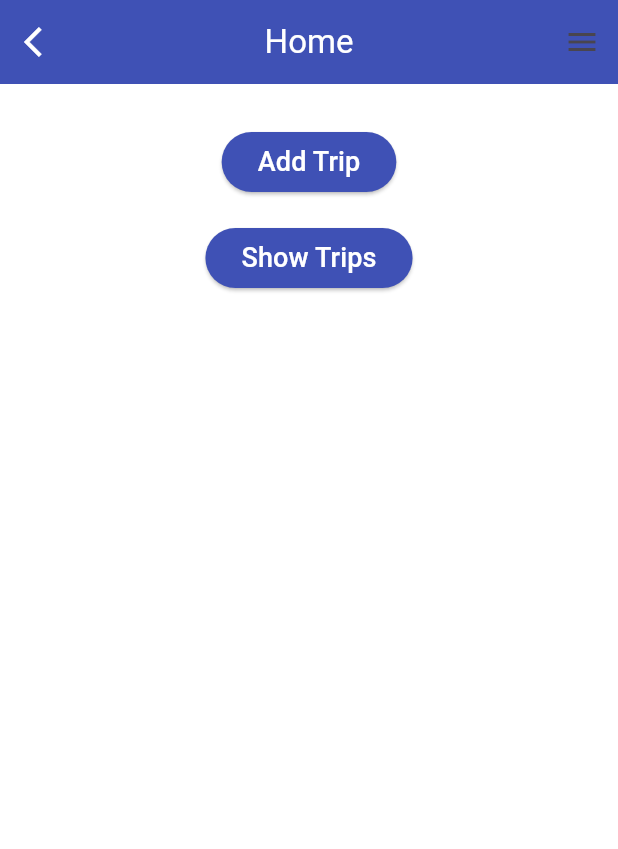
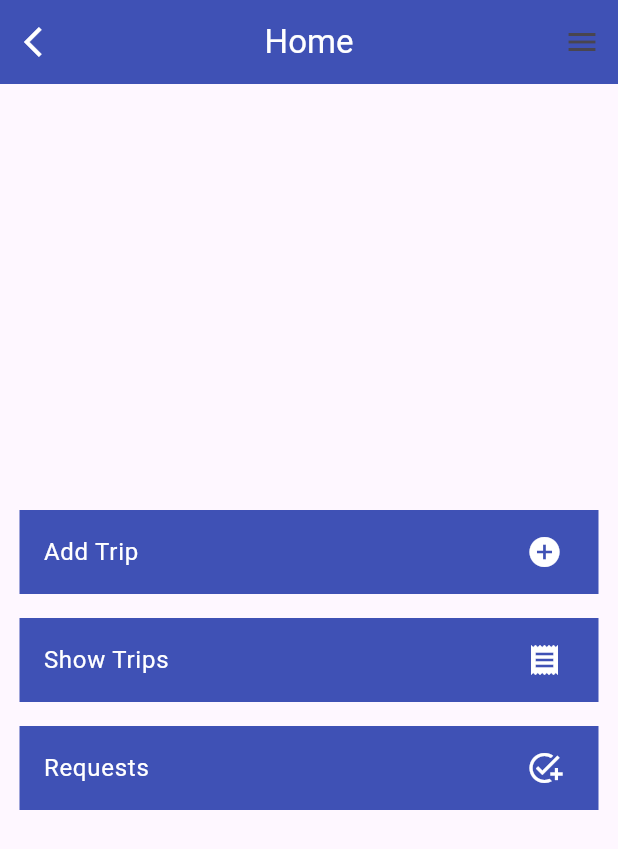
Before and after one commit to ASU-CarPool-Project/Drivers-App, a Flutter app: the screen it shows after launch, after a tap on an icon or button, on a phone screen of 412 x 824 dp. Shown: the top 849 px of the screen. Run offline on Flutter 3.47's test engine with Material 3 defaults, Android fonts, the phone set to English and light mode, and no system bars; our stand-ins replace cloud_firestore, firebase_auth, firebase_core, firebase_database, fluttertoast; accounts and stored records are empty; network calls fail.

```diff
--- a/lib/SignIn.dart
+++ b/lib/SignIn.dart
@@ -68,7 +68,7 @@ class _SignInState extends State<SignIn> {
     return Scaffold(
       appBar: AppBar(
         backgroundColor: Colors.indigo,
-        title: textPageTitle("ASU Car Pool - Driver"),
+        title: textPageTitle("ASU CAR POOL - Driver"),
         centerTitle: true,
       ),
       body: Container(
@@ -78,18 +78,13 @@ class _SignInState extends State<SignIn> {
           child: Center(
             child: ListView(
               children: [
-                const Center(
-                  child: Text(
-                    "Sign in",
-                    style: TextStyle(
-                      fontSize: 34,
-                      fontWeight: FontWeight.bold,
-                      color: Colors.indigo,
-                    ),
-                  ),
+                Padding(
+                  padding: const EdgeInsets.all(8.0),
+                  child: Image.asset("assets/logos/drivers_carpool.png",
+                      height: 200, width: 200),
                 ),
                 const SizedBox(
-                  height: 30,
+                  height: 20,
                 ),
                 Form(
                   key: formKey,
--- a/lib/SignUp.dart
+++ b/lib/SignUp.dart
@@ -3,6 +3,7 @@ import 'package:fluttertoast/fluttertoast.dart';
 import 'package:firebase_auth/firebase_auth.dart';
 import 'package:cloud_firestore/cloud_firestore.dart';
 import 'MyWidgets.dart';
+import 'home.dart';
 
 class SignUp extends StatefulWidget {
   const SignUp({Key? key}) : super(key: key);
@@ -58,6 +59,9 @@ class _SignUpState extends State<SignUp> {
 
       // Reset the form after successful signup
       _formKey.currentState!.reset();
+      // If sign-up is successful, navigate to home
+      Navigator.push(context, MaterialPageRoute(builder: (context) => home()),);
+
     } on FirebaseAuthException catch (e) {
       print("Failed to sign up: $e");
       // Handle sign-up errors here
@@ -80,7 +84,7 @@ class _SignUpState extends State<SignUp> {
     return Scaffold(
       appBar: AppBar(
         backgroundColor: Colors.indigo,
-        title: textPageTitle("ASU Car Pool - Driver"),
+        title: textPageTitle("ASU CAR POOL - Driver"),
         centerTitle: true,
       ),
       body: Container(
--- a/lib/home.dart
+++ b/lib/home.dart
@@ -33,12 +33,14 @@ class _homeState extends State<home> {
     User? user = FirebaseAuth.instance.currentUser;
     if (user != null) {
       DocumentSnapshot<Map<String, dynamic>> userData =
-      await FirebaseFirestore.instance.collection('users_driver').doc(user.uid).get();
+      await FirebaseFirestore.instance.collection('users_driver')
+          .doc(user.uid)
+          .get();
 
       setState(() {
         _user = user;
         _userData = userData.data();
-        username = _userData!['firstName'] +" "+ _userData!['lastName'];
+        username = _userData!['firstName'] + " " + _userData!['lastName'];
         phone = _userData!['phone'];
       });
     }
@@ -62,7 +64,8 @@ class _homeState extends State<home> {
               children: [
                 UserAccountsDrawerHeader(
                   accountName: _userData != null
-                      ? Text("${_userData!['firstName'] +" "+ _userData!['lastName']}")
+                      ? Text("${_userData!['firstName'] + " " +
+                      _userData!['lastName']}")
                       : const Text("Jake The Dog"),
                   accountEmail: _userData != null
                       ? Text("${_userData!['email']}")
@@ -97,22 +100,6 @@ class _homeState extends State<home> {
                 const Divider(),
                 ListTile(
                   // tileColor: Theme.of(context).colorScheme.secondary,
-                  leading: const Icon(Icons.list_alt_rounded,
-                      color: Colors.indigo),
-                  title: const Text(
-                    "Your Requests",
-                    style: TextStyle(
-                        color: Colors.indigo),
-                  ),
-                  onTap: () {
-                    // Navigator.of(context).push(
-                    //   MaterialPageRoute(builder: (context) => Requests()),
-                    // );
-                  },
-                ),
-                const Divider(),
-                ListTile(
-                  // tileColor: Theme.of(context).colorScheme.secondary,
                   leading: const Icon(Icons.question_mark,
                       color: Colors.indigo),
                   title: const Text(
@@ -126,49 +113,107 @@ class _homeState extends State<home> {
                     );
                   },
                 ),
+                const Divider(),
+                ListTile(
+                  // tileColor: Theme.of(context).colorScheme.secondary,
+                  leading: const Icon(Icons.list_alt_rounded,
+                      color: Colors.indigo),
+                  title: const Text(
+                    "Sign Out",
+                    style: TextStyle(
+                        color: Colors.indigo),
+                  ),
+                  onTap: () {
+                    // Navigator.of(context).push(
+                    //   MaterialPageRoute(builder: (context) => Requests()),
+                    // );
+                  },
+                ),
+
               ],
             ),
           ),
         ),
         body: Container(
-          color: Colors.white,
+          // color: Colors.blue,
+          child: Center(
             child: Padding(
-            padding: const EdgeInsets.all(20),
-            child: Center(
+              padding: const EdgeInsets.all(5.0),
+              child: SingleChildScrollView(
                 child: Column(
+                  mainAxisAlignment: MainAxisAlignment.start,
                   children: [
                     Padding(
-                    padding: const EdgeInsets.all(8.0),
-                    child: ElevatedButton(
-                        style: ButtonStyle(
-                          backgroundColor:
-                          MaterialStateProperty.all<Color>(Colors.indigo),
+                      padding: EdgeInsets.all(8.0),
+                      child: InkWell(
+                        child: const ListTile(
+                          tileColor: Colors.indigo,
+                          title: Text(
+                            "Add Trip",
+                            style: TextStyle(color: Colors.white),
                           ),
-                        onPressed: () {
+                          trailing: Icon(
+                            Icons.add_circle,
+                            color: Colors.white,
+                          ),
+                        ),
+                        onTap: () {
                           Navigator.push(
                             context,
-                            MaterialPageRoute(builder: (context) => AddRide()),
+                            MaterialPageRoute(
+                                builder: (context) => AddRide()),
                           );
                         },
-                        child: textButtons("Add Trip")),
+                      ),
                     ),
                     Padding(
-                    padding: const EdgeInsets.all(8.0),
-                    child: ElevatedButton(
-                        style: ButtonStyle(
-                          backgroundColor:
-                          MaterialStateProperty.all<Color>(Colors.indigo),
+                      padding: EdgeInsets.all(8.0),
+                      child: InkWell(
+                        child: const ListTile(
+                          tileColor: Colors.indigo,
+                          title: Text(
+                            "Show Trips",
+                            style: TextStyle(color: Colors.white),
                           ),
-                        onPressed: () {
+                          trailing: Icon(
+                            Icons.receipt,
+                            color: Colors.white,
+                          ),
+                        ),
+                        onTap: () {
                           Navigator.push(
                             context,
                             MaterialPageRoute(
                                 builder: (context) => TripsPage()),
                           );
                         },
-                        child: textButtons("Show Trips")),
+                      ),
+                    ),
+                    Padding(
+                      padding: EdgeInsets.all(8.0),
+                      child: InkWell(
+                        child: const ListTile(
+                          tileColor: Colors.indigo,
+                          title: Text(
+                            "Requests",
+                            style: TextStyle(color: Colors.white),
+                          ),
+                          trailing: Icon(
+                            Icons.add_task ,
+                            color: Colors.white,
+                          ),
+                        ),
+                        onTap: () {
+                          // Navigator.push(
+                          //   context,
+                          //   MaterialPageRoute(
+                          //       builder: (context) => AddRide()),
+                          // );
+                        },
+                      ),
                     ),
                   ],
+                ),
               ),
             ),
           ),
--- a/pubspec.yaml
+++ b/pubspec.yaml
@@ -57,6 +57,9 @@ dev_dependencies:
 
 # The following section is specific to Flutter packages.
 flutter:
+  assets:
+    - assets/logos/
+    - assets/icons/
 
   # The following line ensures that the Material Icons font is
   # included with your application, so that you can use the icons in
```
Also changed, not shown: lib/AddRide.dart (+8 -14 lines), lib/FromCollegeTrips.dart (added, +123 -0 lines), lib/ToCollegeTrips.dart (added, +124 -0 lines), lib/TripsPage.dart (+43 -109 lines), assets/icons/driver.png (added), assets/icons/license.png (added), assets/logos/cogwheel.png (added), assets/logos/drivers_carpool.png (added), assets/logos/fin.png (added), assets/logos/flutter.png (added), assets/logos/users_carpool.jpeg (added), 1 other file. Lines whose indentation alone changed are shown as unchanged.
